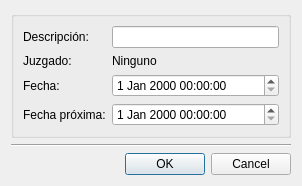
Qt form AbogadosDesktop/src/gui/uis/nuevaActuacion.ui (ehmsoft/Desktop) before a commit.
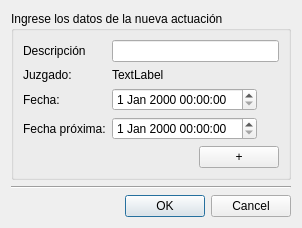
The same form after that commit.

Commit message: Se raliza implementación del diálogo completo sin guardado

Diff of the .ui file:
```diff
--- a/AbogadosDesktop/src/gui/uis/nuevaActuacion.ui
+++ b/AbogadosDesktop/src/gui/uis/nuevaActuacion.ui
@@ -7,44 +7,89 @@
     <x>0</x>
     <y>0</y>
     <width>302</width>
-    <height>180</height>
+    <height>205</height>
    </rect>
   </property>
+  <property name="sizePolicy">
+   <sizepolicy hsizetype="Preferred" vsizetype="Preferred">
+    <horstretch>0</horstretch>
+    <verstretch>0</verstretch>
+   </sizepolicy>
+  </property>
   <property name="windowTitle">
-   <string>Actuación</string>
+   <string>Nueva actuación</string>
   </property>
-  <layout class="QGridLayout" name="gridLayout_4">
-   <item row="0" column="0">
-    <layout class="QGridLayout" name="gridLayout_3">
-     <item row="0" column="0">
-      <layout class="QHBoxLayout" name="horizontal">
-       <item>
+  <layout class="QHBoxLayout" name="horizontalLayout_3">
+   <item>
+    <layout class="QHBoxLayout" name="horizontal">
+     <item>
+      <layout class="QGridLayout" name="gridLayout">
+       <item row="2" column="0">
+        <widget class="QDialogButtonBox" name="buttonBox">
+         <property name="orientation">
+          <enum>Qt::Horizontal</enum>
+         </property>
+         <property name="standardButtons">
+          <set>QDialogButtonBox::Cancel|QDialogButtonBox::Ok</set>
+         </property>
+        </widget>
+       </item>
+       <item row="1" column="0">
+        <widget class="Line" name="line">
+         <property name="orientation">
+          <enum>Qt::Horizontal</enum>
+         </property>
+        </widget>
+       </item>
+       <item row="0" column="0">
         <widget class="QGroupBox" name="groupBox">
          <property name="title">
-          <string/>
+          <string>Ingrese los datos de la nueva actuación</string>
          </property>
          <layout class="QGridLayout" name="gridLayout_2">
           <item row="0" column="0">
-           <layout class="QFormLayout" name="formLayout_2">
+           <layout class="QFormLayout" name="formLayout">
+            <property name="fieldGrowthPolicy">
+             <enum>QFormLayout::ExpandingFieldsGrow</enum>
+            </property>
             <item row="0" column="0">
-             <widget class="QLabel" name="label">
+             <widget class="QLabel" name="lblDescripcion">
               <property name="text">
-               <string>Descripción:</string>
+               <string>Descripción</string>
               </property>
               <property name="buddy">
                <cstring>txtDescripcion</cstring>
               </property>
              </widget>
             </item>
+            <item row="0" column="1">
+             <widget class="QLineEdit" name="txtDescripcion"/>
+            </item>
             <item row="1" column="0">
-             <widget class="QLabel" name="label_2">
+             <widget class="QLabel" name="lblJuzgado_2">
               <property name="text">
                <string>Juzgado:</string>
               </property>
              </widget>
             </item>
+            <item row="1" column="1">
+             <widget class="QLabel" name="lblJuzgado">
+              <property name="cursor">
+               <cursorShape>PointingHandCursor</cursorShape>
+              </property>
+              <property name="focusPolicy">
+               <enum>Qt::StrongFocus</enum>
+              </property>
+              <property name="contextMenuPolicy">
+               <enum>Qt::ActionsContextMenu</enum>
+              </property>
+              <property name="text">
+               <string>TextLabel</string>
+              </property>
+             </widget>
+            </item>
             <item row="2" column="0">
-             <widget class="QLabel" name="label_3">
+             <widget class="QLabel" name="lblFecha">
               <property name="text">
                <string>Fecha:</string>
               </property>
@@ -53,8 +98,11 @@
               </property>
              </widget>
             </item>
+            <item row="2" column="1">
+             <widget class="QDateTimeEdit" name="dteFecha"/>
+            </item>
             <item row="3" column="0">
-             <widget class="QLabel" name="label_4">
+             <widget class="QLabel" name="lblFechaProxima">
               <property name="text">
                <string>Fecha próxima:</string>
               </property>
@@ -63,50 +111,32 @@
               </property>
              </widget>
             </item>
-            <item row="0" column="1">
-             <widget class="QLineEdit" name="txtDescripcion"/>
-            </item>
-            <item row="1" column="1">
-             <widget class="QLabel" name="lblJuzgado">
-              <property name="text">
-               <string>Ninguno</string>
-              </property>
-             </widget>
-            </item>
-            <item row="2" column="1">
-             <widget class="QDateTimeEdit" name="dteFecha"/>
-            </item>
             <item row="3" column="1">
              <widget class="QDateTimeEdit" name="dteFechaProxima"/>
             </item>
            </layout>
           </item>
+          <item row="1" column="0">
+           <widget class="QPushButton" name="btnAdd">
+            <property name="sizePolicy">
+             <sizepolicy hsizetype="Fixed" vsizetype="Fixed">
+              <horstretch>0</horstretch>
+              <verstretch>0</verstretch>
+             </sizepolicy>
+            </property>
+            <property name="layoutDirection">
+             <enum>Qt::RightToLeft</enum>
+            </property>
+            <property name="text">
+             <string>+</string>
+            </property>
+           </widget>
+          </item>
          </layout>
         </widget>
        </item>
       </layout>
      </item>
-     <item row="1" column="0">
-      <layout class="QGridLayout" name="gridLayout">
-       <item row="0" column="0">
-        <widget class="Line" name="line">
-         <property name="orientation">
-          <enum>Qt::Horizontal</enum>
-         </property>
-        </widget>
-       </item>
-       <item row="1" column="0">
-        <widget class="QDialogButtonBox" name="buttonBox">
-         <property name="orientation">
-          <enum>Qt::Horizontal</enum>
-         </property>
-         <property name="standardButtons">
-          <set>QDialogButtonBox::Cancel|QDialogButtonBox::Ok</set>
-         </property>
-        </widget>
-       </item>
-      </layout>
-     </item>
     </layout>
    </item>
   </layout>
```
Left out of the diff: 12 changed lines with no effect on the pictures. The commit also changes 2 other files.
